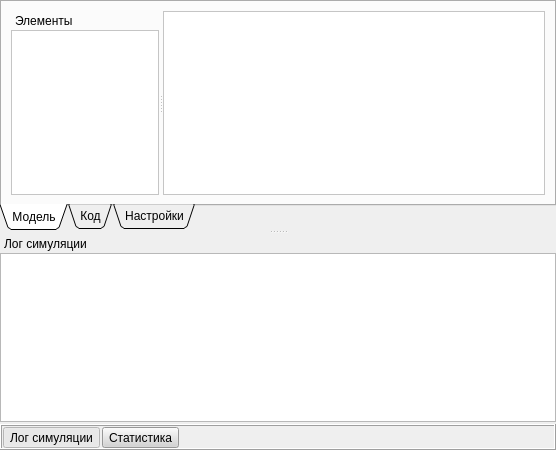
alekseyl1992/qmb, file document.ui: the form before one commit.
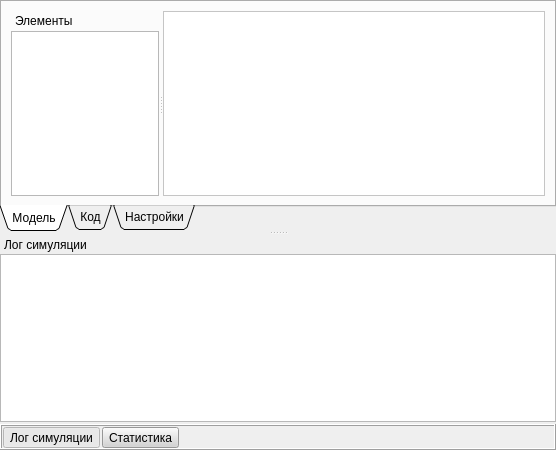
The form after the commit.

What changed in the file:
```diff
--- a/document.ui
+++ b/document.ui
@@ -240,7 +240,7 @@
            <property name="minimumSize">
             <size>
              <width>148</width>
-             <height>113</height>
+             <height>114</height>
             </size>
            </property>
            <property name="maximumSize">
@@ -250,14 +250,23 @@
             </size>
            </property>
            <property name="features">
-            <set>QDockWidget::DockWidgetMovable</set>
+            <set>QDockWidget::NoDockWidgetFeatures</set>
            </property>
            <property name="windowTitle">
             <string>Элементы</string>
            </property>
            <widget class="QWidget" name="dockWidgetContents">
             <layout class="QGridLayout" name="gridLayout_6">
-             <property name="margin">
+             <property name="leftMargin">
+              <number>0</number>
+             </property>
+             <property name="topMargin">
+              <number>1</number>
+             </property>
+             <property name="rightMargin">
+              <number>0</number>
+             </property>
+             <property name="bottomMargin">
               <number>0</number>
              </property>
              <item row="0" column="0">
@@ -268,14 +277,40 @@
                  <verstretch>0</verstretch>
                 </sizepolicy>
                </property>
+               <property name="styleSheet">
+                <string notr="true">QTreeView {
+    show-decoration-selected: 1;
+}
+
+QTreeView::item:!enabled {
+	background-color: rgb(190, 210, 210);
+	color: black;
+	border: 1px solid #d9d9d9;
+}</string>
+               </property>
                <property name="editTriggers">
                 <set>QAbstractItemView::NoEditTriggers</set>
                </property>
                <property name="showDropIndicator" stdset="0">
                 <bool>false</bool>
                </property>
+               <property name="dragEnabled">
+                <bool>true</bool>
+               </property>
+               <property name="dragDropMode">
+                <enum>QAbstractItemView::DragOnly</enum>
+               </property>
+               <property name="iconSize">
+                <size>
+                 <width>64</width>
+                 <height>32</height>
+                </size>
+               </property>
                <property name="indentation">
-                <number>15</number>
+                <number>0</number>
+               </property>
+               <property name="rootIsDecorated">
+                <bool>false</bool>
                </property>
                <property name="animated">
                 <bool>true</bool>
```
Left out of the diff: 3 changed lines with no effect on the pictures.
